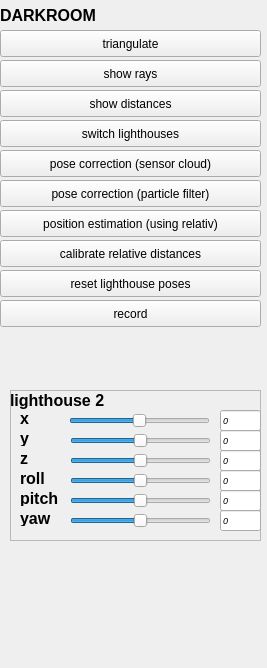
The window that roboy_darkroom/src/roboy_darkroom.ui (stes/roboy_rqt_plugins) describes before a commit, drawn with Qt 5.
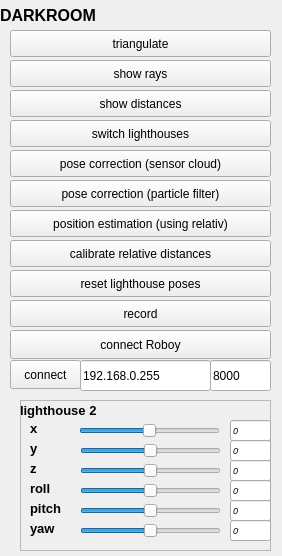
The same window after the commit. Custom widgets are drawn as their Qt base class.

Commit message: with udp object listener

The edit to the form file:
```diff
--- a/roboy_darkroom/src/roboy_darkroom.ui
+++ b/roboy_darkroom/src/roboy_darkroom.ui
@@ -6,23 +6,13 @@
    <rect>
     <x>0</x>
     <y>0</y>
-    <width>267</width>
-    <height>668</height>
+    <width>282</width>
+    <height>556</height>
    </rect>
   </property>
   <property name="windowTitle">
    <string>Form</string>
   </property>
-  <widget class="QCustomPlot" name="active_sensors" native="true">
-   <property name="geometry">
-    <rect>
-     <x>0</x>
-     <y>550</y>
-     <width>261</width>
-     <height>111</height>
-    </rect>
-   </property>
-  </widget>
   <widget class="QLabel" name="header">
    <property name="geometry">
     <rect>
@@ -47,7 +37,7 @@
   <widget class="QPushButton" name="reset_lighthouse_poses">
    <property name="geometry">
     <rect>
-     <x>0</x>
+     <x>10</x>
      <y>270</y>
      <width>261</width>
      <height>27</height>
@@ -60,7 +50,7 @@
   <widget class="QPushButton" name="triangulate">
    <property name="geometry">
     <rect>
-     <x>0</x>
+     <x>10</x>
      <y>30</y>
      <width>261</width>
      <height>27</height>
@@ -79,7 +69,7 @@
   <widget class="QPushButton" name="pose_correction_sensor_cloud">
    <property name="geometry">
     <rect>
-     <x>0</x>
+     <x>10</x>
      <y>150</y>
      <width>261</width>
      <height>27</height>
@@ -92,7 +82,7 @@
   <widget class="QPushButton" name="pose_correction_particle_filter">
    <property name="geometry">
     <rect>
-     <x>0</x>
+     <x>10</x>
      <y>180</y>
      <width>261</width>
      <height>27</height>
@@ -105,7 +95,7 @@
   <widget class="QPushButton" name="position_estimation_relativ_sensor_distances">
    <property name="geometry">
     <rect>
-     <x>0</x>
+     <x>10</x>
      <y>210</y>
      <width>261</width>
      <height>27</height>
@@ -118,7 +108,7 @@
   <widget class="QPushButton" name="show_rays">
    <property name="geometry">
     <rect>
-     <x>0</x>
+     <x>10</x>
      <y>60</y>
      <width>261</width>
      <height>27</height>
@@ -134,7 +124,7 @@
   <widget class="QPushButton" name="show_distances">
    <property name="geometry">
     <rect>
-     <x>0</x>
+     <x>10</x>
      <y>90</y>
      <width>261</width>
      <height>27</height>
@@ -150,8 +140,8 @@
   <widget class="QFrame" name="frame">
    <property name="geometry">
     <rect>
-     <x>10</x>
-     <y>390</y>
+     <x>20</x>
+     <y>400</y>
      <width>251</width>
      <height>151</height>
     </rect>
@@ -173,7 +163,7 @@
     </property>
     <property name="font">
      <font>
-      <pointsize>12</pointsize>
+      <pointsize>10</pointsize>
       <weight>75</weight>
       <italic>false</italic>
       <bold>true</bold>
@@ -216,7 +206,7 @@
     </property>
     <property name="font">
      <font>
-      <pointsize>12</pointsize>
+      <pointsize>10</pointsize>
       <weight>75</weight>
       <italic>false</italic>
       <bold>true</bold>
@@ -237,7 +227,7 @@
     </property>
     <property name="font">
      <font>
-      <pointsize>12</pointsize>
+      <pointsize>10</pointsize>
       <weight>75</weight>
       <italic>false</italic>
       <bold>true</bold>
@@ -258,7 +248,7 @@
     </property>
     <property name="font">
      <font>
-      <pointsize>12</pointsize>
+      <pointsize>10</pointsize>
       <weight>75</weight>
       <italic>false</italic>
       <bold>true</bold>
@@ -279,7 +269,7 @@
     </property>
     <property name="font">
      <font>
-      <pointsize>12</pointsize>
+      <pointsize>10</pointsize>
       <weight>75</weight>
       <italic>false</italic>
       <bold>true</bold>
@@ -300,7 +290,7 @@
     </property>
     <property name="font">
      <font>
-      <pointsize>12</pointsize>
+      <pointsize>10</pointsize>
       <weight>75</weight>
       <italic>false</italic>
       <bold>true</bold>
@@ -321,7 +311,7 @@
     </property>
     <property name="font">
      <font>
-      <pointsize>12</pointsize>
+      <pointsize>10</pointsize>
       <weight>75</weight>
       <italic>false</italic>
       <bold>true</bold>
@@ -595,7 +585,7 @@
   <widget class="QPushButton" name="calibrate_relative_distances">
    <property name="geometry">
     <rect>
-     <x>0</x>
+     <x>10</x>
      <y>240</y>
      <width>261</width>
      <height>27</height>
@@ -608,7 +598,7 @@
   <widget class="QPushButton" name="switch_lighthouses">
    <property name="geometry">
     <rect>
-     <x>0</x>
+     <x>10</x>
      <y>120</y>
      <width>261</width>
      <height>27</height>
@@ -624,7 +614,7 @@
   <widget class="QPushButton" name="record">
    <property name="geometry">
     <rect>
-     <x>0</x>
+     <x>10</x>
      <y>300</y>
      <width>261</width>
      <height>27</height>
@@ -637,15 +627,59 @@
     <bool>true</bool>
    </property>
   </widget>
+  <widget class="QPushButton" name="connect_roboy">
+   <property name="geometry">
+    <rect>
+     <x>10</x>
+     <y>330</y>
+     <width>261</width>
+     <height>29</height>
+    </rect>
+   </property>
+   <property name="text">
+    <string>connect Roboy</string>
+   </property>
+  </widget>
+  <widget class="QPushButton" name="connect_object">
+   <property name="geometry">
+    <rect>
+     <x>10</x>
+     <y>360</y>
+     <width>71</width>
+     <height>29</height>
+    </rect>
+   </property>
+   <property name="text">
+    <string>connect</string>
+   </property>
+  </widget>
+  <widget class="QLineEdit" name="broadcast_ip">
+   <property name="geometry">
+    <rect>
+     <x>80</x>
+     <y>360</y>
+     <width>131</width>
+     <height>31</height>
+    </rect>
+   </property>
+   <property name="text">
+    <string>192.168.0.255</string>
+   </property>
+  </widget>
+  <widget class="QLineEdit" name="broadcast_port">
+   <property name="geometry">
+    <rect>
+     <x>210</x>
+     <y>360</y>
+     <width>61</width>
+     <height>31</height>
+    </rect>
+   </property>
+   <property name="text">
+    <string>8000</string>
+   </property>
+  </widget>
  </widget>
- <customwidgets>
-  <customwidget>
-   <class>QCustomPlot</class>
-   <extends>QWidget</extends>
-   <header>qcustomplot.h</header>
-   <container>1</container>
-  </customwidget>
- </customwidgets>
  <resources/>
  <connections/>
 </ui>
```
The commit also changes 2 other files.
